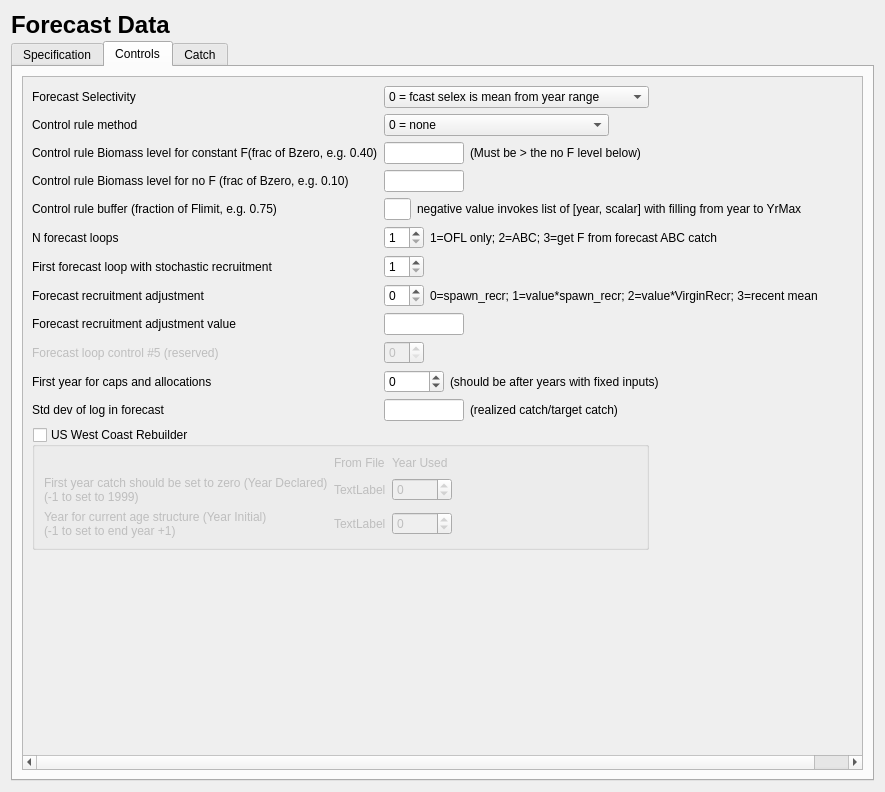
Above: src/forecast_widget.ui from nmfs-ost/ss3-ssi before the change. Below: the same form after it.
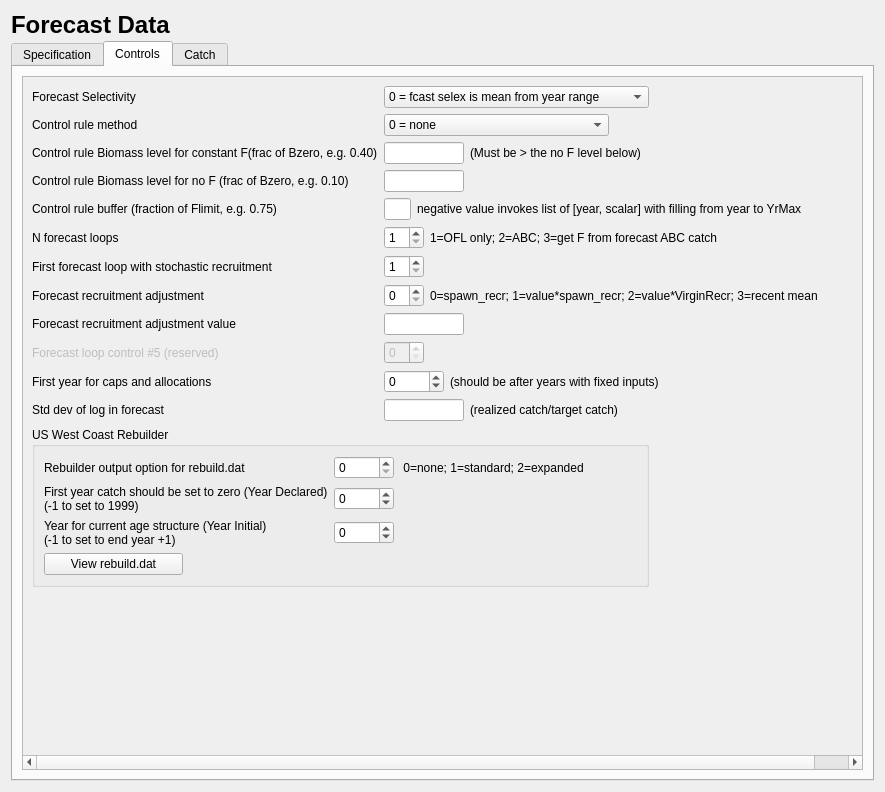
That is the form after the change. The open tabs and pages were chosen to show the change. Icons and pictures are not drawn.

```diff
--- a/src/forecast_widget.ui
+++ b/src/forecast_widget.ui
@@ -1740,41 +1740,12 @@
                 <string>US West Coast Rebuilder</string>
                </property>
                <property name="checkable">
-                <bool>true</bool>
+                <bool>false</bool>
                </property>
                <property name="checked">
                 <bool>false</bool>
                </property>
                <layout class="QGridLayout" name="gridLayout_3">
-                <item row="1" column="0">
-                 <widget class="QLabel" name="label_rebuilder_ydecl">
-                  <property name="text">
-                   <string>First year catch should be set to zero (Year Declared)
-(-1 to set to 1999)</string>
-                  </property>
-                 </widget>
-                </item>
-                <item row="3" column="0">
-                 <widget class="QLabel" name="label_rebuilder_yinit">
-                  <property name="text">
-                   <string>Year for current age structure (Year Initial)
-(-1 to set to end year +1)</string>
-                  </property>
-                 </widget>
-                </item>
-                <item row="3" column="3">
-                 <spacer name="horizontalSpacer_10">
-                  <property name="orientation">
-                   <enum>Qt::Horizontal</enum>
-                  </property>
-                  <property name="sizeHint" stdset="0">
-                   <size>
-                    <width>40</width>
-                    <height>20</height>
-                   </size>
-                  </property>
-                 </spacer>
-                </item>
                 <item row="1" column="2">
                  <widget class="QSpinBox" name="spinBox_rebuilder_ydecl">
                   <property name="minimumSize">
@@ -1800,6 +1771,14 @@
                   </property>
                  </widget>
                 </item>
+                <item row="3" column="0" colspan="2">
+                 <widget class="QLabel" name="label_rebuilder_yinit">
+                  <property name="text">
+                   <string>Year for current age structure (Year Initial)
+(-1 to set to end year +1)</string>
+                  </property>
+                 </widget>
+                </item>
                 <item row="3" column="2">
                  <widget class="QSpinBox" name="spinBox_rebuilder_yinit">
                   <property name="minimumSize">
@@ -1822,47 +1801,68 @@
                   </property>
                  </widget>
                 </item>
-                <item row="1" column="3">
-                 <spacer name="horizontalSpacer_8">
-                  <property name="orientation">
-                   <enum>Qt::Horizontal</enum>
-                  </property>
-                  <property name="sizeHint" stdset="0">
-                   <size>
-                    <width>40</width>
-                    <height>20</height>
-                   </size>
-                  </property>
-                 </spacer>
-                </item>
-                <item row="1" column="1">
-                 <widget class="QLabel" name="label_rebuilder_yeardecl">
+                <item row="1" column="0" colspan="2">
+                 <widget class="QLabel" name="label_rebuilder_ydecl">
                   <property name="text">
-                   <string>TextLabel</string>
+                   <string>First year catch should be set to zero (Year Declared)
+(-1 to set to 1999)</string>
                   </property>
                  </widget>
                 </item>
-                <item row="0" column="1">
-                 <widget class="QLabel" name="label_rebuilder_fromfile">
+                <item row="4" column="0">
+                 <widget class="QPushButton" name="pushButton_rebuilder_file">
                   <property name="text">
-                   <string>From File</string>
-                  </property>
-                 </widget>
-                </item>
-                <item row="3" column="1">
-                 <widget class="QLabel" name="label_rebuilder_yearinit">
-                  <property name="text">
-                   <string>TextLabel</string>
+                   <string>View rebuild.dat</string>
                   </property>
                  </widget>
                 </item>
                 <item row="0" column="2">
-                 <widget class="QLabel" name="label_8">
+                 <widget class="QSpinBox" name="spinBox_rebuilder_option">
+                  <property name="maximum">
+                   <number>2</number>
+                  </property>
+                 </widget>
+                </item>
+                <item row="0" column="0" colspan="2">
+                 <widget class="QLabel" name="label_rebuilder_option">
                   <property name="text">
-                   <string>Year Used</string>
+                   <string>Rebuilder output option for rebuild.dat</string>
                   </property>
                  </widget>
                 </item>
+                <item row="0" column="3">
+                 <widget class="QLabel" name="label_6">
+                  <property name="text">
+                   <string> 0=none; 1=standard; 2=expanded</string>
+                  </property>
+                 </widget>
+                </item>
+                <item row="3" column="3">
+                 <spacer name="horizontalSpacer_10">
+                  <property name="orientation">
+                   <enum>Qt::Horizontal</enum>
+                  </property>
+                  <property name="sizeHint" stdset="0">
+                   <size>
+                    <width>40</width>
+                    <height>20</height>
+                   </size>
+                  </property>
+                 </spacer>
+                </item>
+                <item row="4" column="3">
+                 <spacer name="horizontalSpacer_8">
+                  <property name="orientation">
+                   <enum>Qt::Horizontal</enum>
+                  </property>
+                  <property name="sizeHint" stdset="0">
+                   <size>
+                    <width>40</width>
+                    <height>20</height>
+                   </size>
+                  </property>
+                 </spacer>
+                </item>
                </layout>
               </widget>
              </item>
```
Left out of the diff: 2 changed lines with no effect on the pictures.
